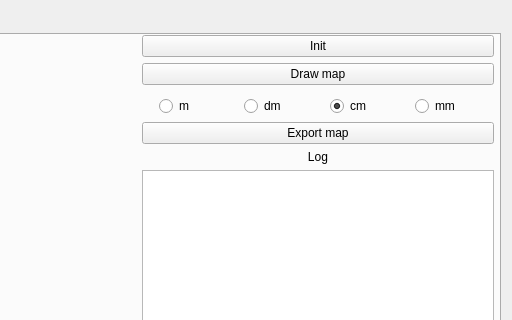
This is src/mapper/ui/main_window.ui in MikHut/vineslam as Qt 5 draws it before an edit; both pictures show x 529 to 1041 and y 0 to 320 of the 1041 by 713 pixel window. The edited form follows.
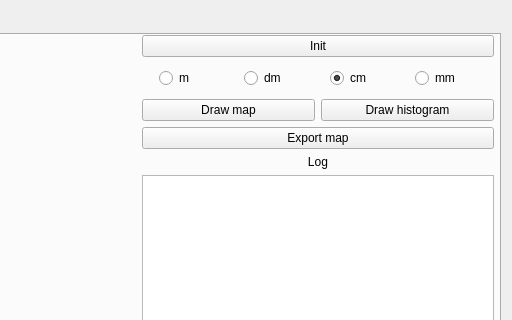
This is the edited form. Icons and pictures are not drawn.

Commit message: exportMap() working | draw histogram button added

What changed in the file:
```diff
--- a/src/mapper/ui/main_window.ui
+++ b/src/mapper/ui/main_window.ui
@@ -70,16 +70,6 @@
             </property>
            </widget>
           </item>
-          <item>
-           <widget class="QPushButton" name="draw_map">
-            <property name="enabled">
-             <bool>true</bool>
-            </property>
-            <property name="text">
-             <string>Draw map</string>
-            </property>
-           </widget>
-          </item>
           <item>
            <layout class="QHBoxLayout" name="horizontalLayout_2">
             <property name="spacing">
@@ -130,6 +120,30 @@
             </item>
            </layout>
           </item>
+          <item>
+           <layout class="QHBoxLayout" name="horizontalLayout">
+            <property name="topMargin">
+             <number>5</number>
+            </property>
+            <item>
+             <widget class="QPushButton" name="draw_map">
+              <property name="enabled">
+               <bool>true</bool>
+              </property>
+              <property name="text">
+               <string>Draw map</string>
+              </property>
+             </widget>
+            </item>
+            <item>
+             <widget class="QPushButton" name="draw_histogram">
+              <property name="text">
+               <string>Draw histogram</string>
+              </property>
+             </widget>
+            </item>
+           </layout>
+          </item>
           <item>
            <widget class="QPushButton" name="export_map">
             <property name="text">
```
Left out of the diff: 2 changed lines with no effect on the pictures. The commit also changes 7 other files.
